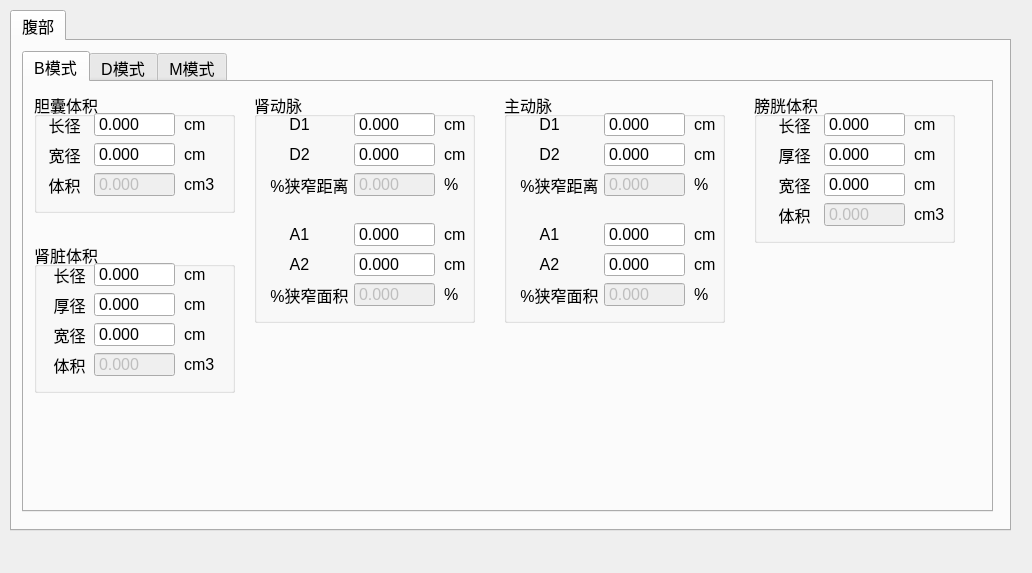
The window that tools/Calculator/ui/ui_abd.ui (qingning006/TestCode) describes before a commit, drawn with Qt 5.
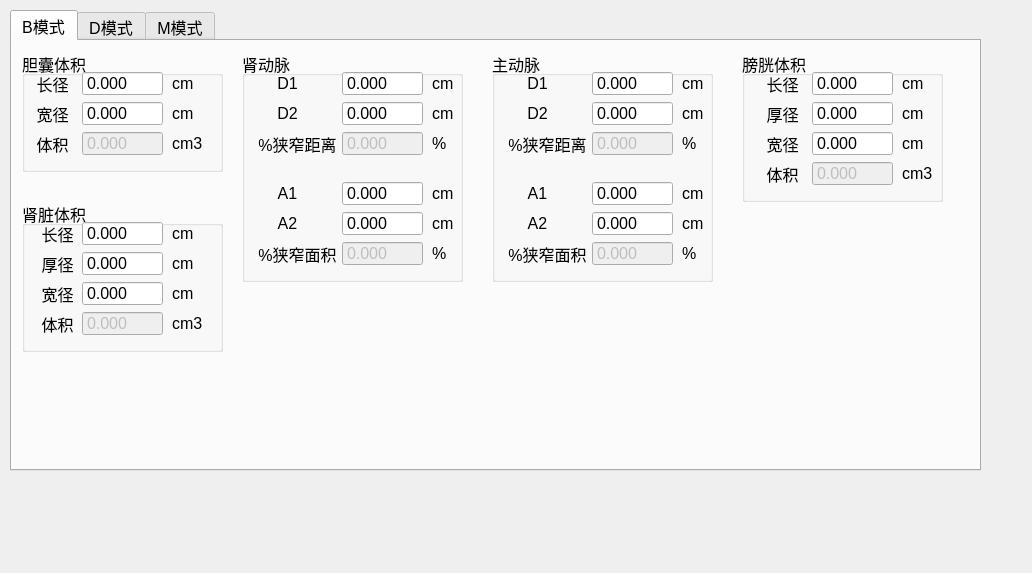
The same window after the commit.

```diff
--- a/tools/Calculator/ui/ui_abd.ui
+++ b/tools/Calculator/ui/ui_abd.ui
@@ -13,32 +13,6 @@
   <property name="windowTitle">
    <string>Form</string>
   </property>
-  <widget class="QTabWidget" name="tabWidget">
-   <property name="geometry">
-    <rect>
-     <x>10</x>
-     <y>10</y>
-     <width>1001</width>
-     <height>521</height>
-    </rect>
-   </property>
-   <property name="font">
-    <font>
-     <pointsize>12</pointsize>
-    </font>
-   </property>
-   <property name="currentIndex">
-    <number>0</number>
-   </property>
-   <widget class="QWidget" name="tab_ob">
-    <property name="font">
-     <font>
-      <pointsize>12</pointsize>
-     </font>
-    </property>
-    <attribute name="title">
-     <string>腹部</string>
-    </attribute>
     <widget class="QTabWidget" name="tabWidget_2">
      <property name="geometry">
       <rect>
@@ -1561,8 +1535,6 @@
       <attribute name="title">
        <string>M模式</string>
       </attribute>
-     </widget>
-    </widget>
    </widget>
   </widget>
  </widget>
```
Lines whose indentation alone changed are shown as unchanged.
